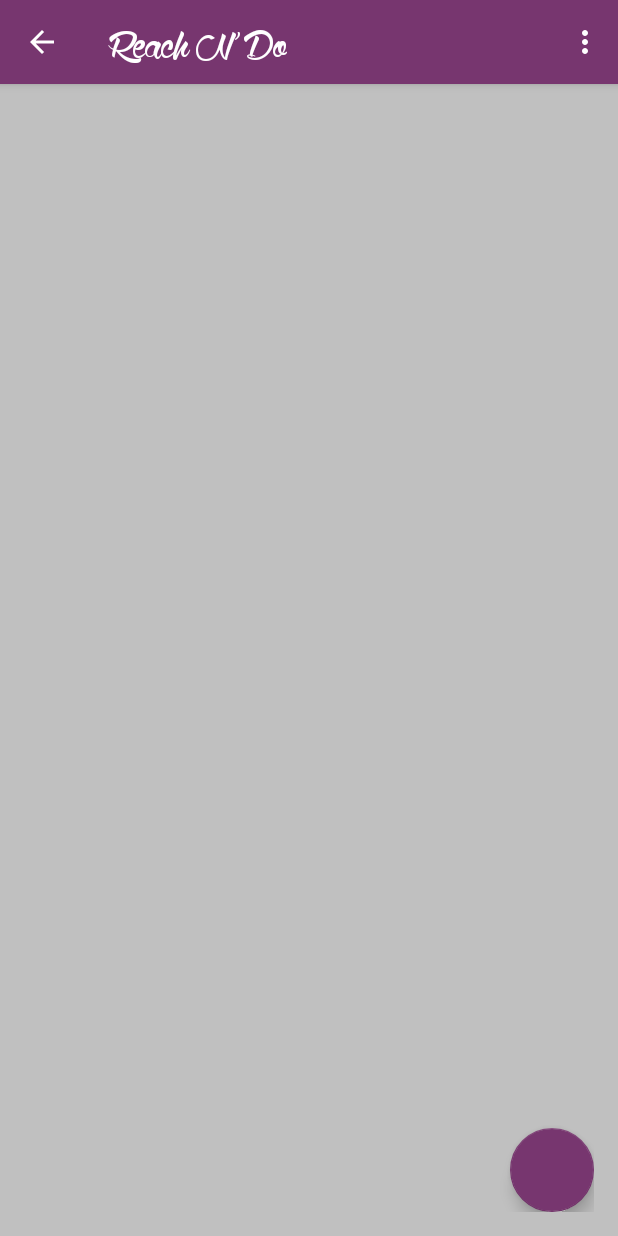
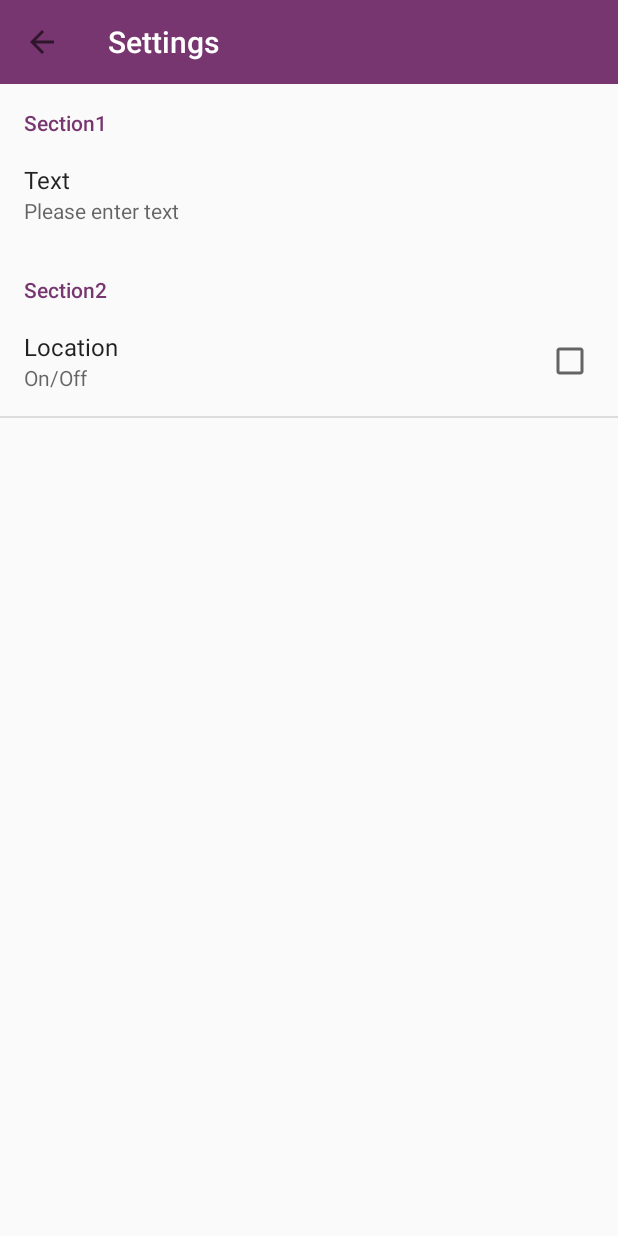
Before and after one commit to antoniopedrofraga/reachndo, an Android app: the screen it shows after launch (MainMenu before the commit, SettingsActivity after it), in the options menu, after a tap on "Settings", on a phone screen of 412 x 824 dp. Run offline under Robolectric (Android 15) with nearby library versions, the phone set to English and light mode, and no system bars; libraries missing offline, so code that uses them is left out: com.afollestad.materialdialogs, com.balysv.materialmenu, com.faizmalkani.floatingactionbutton; plain views replace FloatingActionButton; 6 statements that could not run were skipped.

Commit message:
Settings menu added

```diff
--- a/ReachNDo/app/build.gradle
+++ b/ReachNDo/app/build.gradle
@@ -21,9 +21,10 @@ android {
 
 dependencies {
     compile fileTree(include: ['*.jar'], dir: 'libs')
+    compile project(':FloatingActionButton')
     compile 'com.android.support:appcompat-v7:23.0.1'
     compile 'com.balysv.materialmenu:material-menu-toolbar:1.5.4'
     compile 'com.afollestad:material-dialogs:0.7.9.1'
-    compile 'com.google.android.gms:play-services:7.5.0'
-    compile project(':FloatingActionButton')
+    compile 'com.google.android.gms:play-services:7.8.0'
+    compile 'com.android.support:support-v4:23.0.1'
 }
--- a/ReachNDo/app/src/main/java/com/reachndo/MainMenu.java
+++ b/ReachNDo/app/src/main/java/com/reachndo/MainMenu.java
@@ -14,6 +14,7 @@ import android.view.LayoutInflater;
 import android.view.Menu;
 import android.view.MenuItem;
 import android.view.View;
+import android.view.ViewConfiguration;
 import android.view.ViewGroup;
 import android.support.v4.widget.DrawerLayout;
 import android.view.Window;
@@ -40,6 +41,7 @@ import com.service.SaveAndLoad;
 import com.service.Singleton;
 
 import java.io.IOException;
+import java.lang.reflect.Field;
 import java.util.ArrayList;
 
 public class MainMenu extends AppCompatActivity
@@ -104,6 +106,7 @@ public class MainMenu extends AppCompatActivity
 
         listAdapter = new EventListAdapter(getBaseContext(), new ArrayList<Event>());
 
+        makeActionOverflowMenuShown();
     }
 
     @Override
@@ -155,6 +158,8 @@ public class MainMenu extends AppCompatActivity
 
         //noinspection SimplifiableIfStatement
         if (id == R.id.action_settings) {
+            Intent intent = new Intent(MainMenu.this, SettingsActivity.class);
+            startActivity(intent);
             return true;
         }
 
@@ -329,5 +334,19 @@ public class MainMenu extends AppCompatActivity
         }
     }
 
+    private void makeActionOverflowMenuShown() {
+        //devices with hardware menu button (e.g. Samsung Note) don't show action overflow menu
+        try {
+            ViewConfiguration config = ViewConfiguration.get(this);
+            Field menuKeyField = ViewConfiguration.class.getDeclaredField("sHasPermanentMenuKey");
+            if (menuKeyField != null) {
+                menuKeyField.setAccessible(true);
+                menuKeyField.setBoolean(config, false);
+            }
+        } catch (Exception e) {
+            Log.d("Error getting overflow", e.getLocalizedMessage());
+        }
+    }
+
 
 }
--- /dev/null
+++ b/ReachNDo/app/src/main/java/com/reachndo/SettingsActivity.java
@@ -0,0 +1,54 @@
+package com.reachndo;
+
+import android.graphics.Color;
+import android.os.Build;
+import android.os.Bundle;
+import android.preference.PreferenceActivity;
+import android.support.v7.widget.Toolbar;
+import android.view.LayoutInflater;
+import android.view.View;
+import android.view.Window;
+import android.view.WindowManager;
+import android.widget.LinearLayout;
+
+import com.balysv.materialmenu.MaterialMenuDrawable;
+import com.balysv.materialmenu.extras.toolbar.MaterialMenuIconCompat;
+
+/**
+ * Created by Francisco on 11/09/2015.
+ */
+public class SettingsActivity extends PreferenceActivity {
+
+
+    @Override
+    protected void onCreate(Bundle savedInstanceState) {
+        super.onCreate(savedInstanceState);
+
+
+        if (Build.VERSION.SDK_INT >= Build.VERSION_CODES.LOLLIPOP) {
+            setTheme(R.style.MaterialDesign);
+            Window window = getWindow();
+            window.addFlags(WindowManager.LayoutParams.FLAG_DRAWS_SYSTEM_BAR_BACKGROUNDS);
+            window.setStatusBarColor(getResources().getColor(R.color.DarkMaterialPurple));
+        }
+
+        addPreferencesFromResource(R.xml.prefs);
+
+    }
+
+    @Override
+    protected void onPostCreate(Bundle savedInstanceState) {
+        super.onPostCreate(savedInstanceState);
+
+        LinearLayout root = (LinearLayout)findViewById(android.R.id.list).getParent().getParent().getParent();
+        Toolbar bar = (Toolbar) LayoutInflater.from(this).inflate(R.layout.settings_action_bar, root, false);
+        bar.setTitleTextColor(getResources().getColor(R.color.White));
+        root.addView(bar, 0); // insert at top
+        bar.setNavigationOnClickListener(new View.OnClickListener() {
+            @Override
+            public void onClick(View v) {
+                finish();
+            }
+        });
+    }
+}
--- /dev/null
+++ b/ReachNDo/app/src/main/res/layout/settings_action_bar.xml
@@ -0,0 +1,15 @@
+<?xml version="1.0" encoding="utf-8"?>
+<android.support.v7.widget.Toolbar
+
+    xmlns:android="http://schemas.android.com/apk/res/android"
+    xmlns:app="http://schemas.android.com/apk/res-auto"
+    android:id="@+id/toolbar"
+    app:theme="@style/MyToolbar"
+    android:layout_width="match_parent"
+    android:layout_height="wrap_content"
+    android:minHeight="?attr/actionBarSize"
+    app:navigationContentDescription="@string/abc_action_bar_up_description"
+    android:background="?attr/colorPrimary"
+    app:navigationIcon="?attr/homeAsUpIndicator"
+    app:title="@string/action_settings"
+    />
--- a/ReachNDo/app/src/main/res/values/styles.xml
+++ b/ReachNDo/app/src/main/res/values/styles.xml
@@ -22,4 +22,8 @@
         <item name="android:backgroundDimEnabled">false</item>
     </style>
 
+    <style name="MyToolbar" parent="ThemeOverlay.AppCompat.Dark.ActionBar">
+        <item name="android:background">#FF0000</item>
+        <item name="android:textColorPrimary">#0000FF</item>
+    </style>
 </resources>
--- /dev/null
+++ b/ReachNDo/app/src/main/res/xml/prefs.xml
@@ -0,0 +1,22 @@
+<?xml version="1.0" encoding="utf-8"?>
+<PreferenceScreen xmlns:android="http://schemas.android.com/apk/res/android">
+
+    <PreferenceCategory
+        android:summary="Section1"
+        android:title="Section1" >
+        <EditTextPreference
+            android:key="text"
+            android:summary="Please enter text"
+            android:title="Text" />
+    </PreferenceCategory>
+
+    <PreferenceCategory
+        android:summary="Section2"
+        android:title="Section2" >
+    <CheckBoxPreference
+        android:key="checkBox"
+        android:summary="On/Off"
+        android:title="Location" />
+    </PreferenceCategory>
+
+</PreferenceScreen>
```
Also changed, not shown: ReachNDo/app/src/main/AndroidManifest.xml (+15 -14 lines), ReachNDo/app/src/main/res/values/strings_activity_settings.xml (added, +61 -0 lines), ReachNDo/app/src/main/res/xml/pref_data_sync.xml (added, +21 -0 lines), ReachNDo/app/src/main/res/xml/pref_general.xml (added, +33 -0 lines), ReachNDo/app/src/main/res/xml/pref_notification.xml (added, +27 -0 lines), 13 other files.
